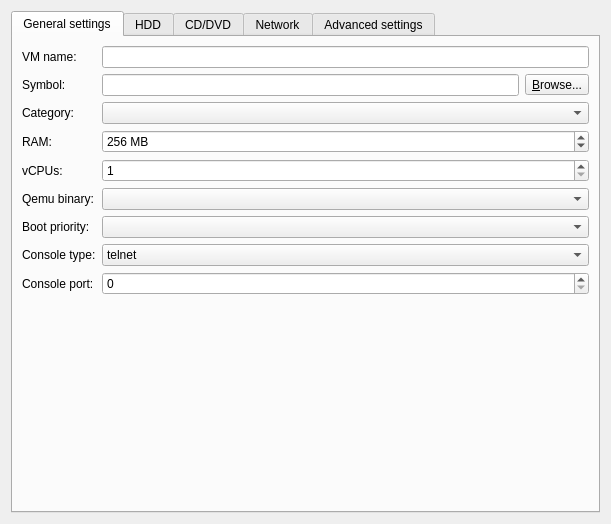
Qt form gns3/modules/qemu/ui/qemu_vm_configuration_page.ui (GNS3/gns3-gui) before a commit.
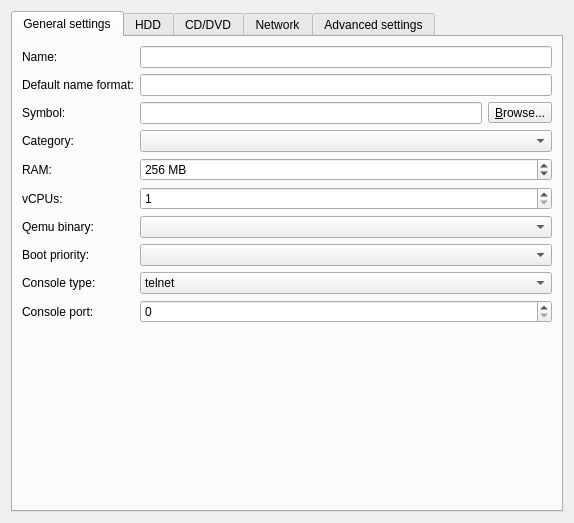
The same form after that commit.

Commit message: User configurable default name format for VMware and VirtualBox. Ref #748

The edit to the form file:
```diff
--- a/gns3/modules/qemu/ui/qemu_vm_configuration_page.ui
+++ b/gns3/modules/qemu/ui/qemu_vm_configuration_page.ui
@@ -6,8 +6,8 @@
    <rect>
     <x>0</x>
     <y>0</y>
-    <width>611</width>
-    <height>524</height>
+    <width>574</width>
+    <height>523</height>
    </rect>
   </property>
   <property name="windowTitle">
@@ -24,24 +24,14 @@
        <string>General settings</string>
       </attribute>
       <layout class="QGridLayout" name="gridLayout_4">
-       <item row="0" column="0">
-        <widget class="QLabel" name="uiNameLabel">
+       <item row="4" column="0">
+        <widget class="QLabel" name="uiRamLabel">
          <property name="text">
-          <string>VM name:</string>
+          <string>RAM:</string>
          </property>
         </widget>
        </item>
-       <item row="0" column="1">
-        <widget class="QLineEdit" name="uiNameLineEdit"/>
-       </item>
-       <item row="1" column="0">
-        <widget class="QLabel" name="uiSymbolLabel">
-         <property name="text">
-          <string>Symbol:</string>
-         </property>
-        </widget>
-       </item>
-       <item row="1" column="1">
+       <item row="2" column="1">
         <layout class="QHBoxLayout" name="horizontalLayout_7">
          <item>
           <widget class="QLineEdit" name="uiSymbolLineEdit"/>
@@ -58,24 +48,10 @@
          </item>
         </layout>
        </item>
-       <item row="2" column="0">
-        <widget class="QLabel" name="uiCategoryLabel">
-         <property name="text">
-          <string>Category:</string>
-         </property>
-        </widget>
-       </item>
-       <item row="2" column="1">
-        <widget class="QComboBox" name="uiCategoryComboBox"/>
-       </item>
-       <item row="3" column="0">
-        <widget class="QLabel" name="uiRamLabel">
-         <property name="text">
-          <string>RAM:</string>
-         </property>
-        </widget>
-       </item>
        <item row="3" column="1">
+        <widget class="QComboBox" name="uiCategoryComboBox"/>
+       </item>
+       <item row="4" column="1">
         <widget class="QSpinBox" name="uiRamSpinBox">
          <property name="suffix">
           <string> MB</string>
@@ -91,31 +67,93 @@
          </property>
         </widget>
        </item>
-       <item row="4" column="0">
-        <widget class="QLabel" name="uiCPULabel">
+       <item row="2" column="0">
+        <widget class="QLabel" name="uiSymbolLabel">
          <property name="text">
-          <string>vCPUs:</string>
+          <string>Symbol:</string>
          </property>
         </widget>
        </item>
-       <item row="4" column="1">
-        <widget class="QSpinBox" name="uiCPUSpinBox">
-         <property name="minimum">
-          <number>1</number>
+       <item row="0" column="1">
+        <widget class="QLineEdit" name="uiNameLineEdit"/>
+       </item>
+       <item row="8" column="1">
+        <widget class="QComboBox" name="uiConsoleTypeComboBox">
+         <item>
+          <property name="text">
+           <string>telnet</string>
+          </property>
+         </item>
+         <item>
+          <property name="text">
+           <string>vnc</string>
+          </property>
+         </item>
+        </widget>
+       </item>
+       <item row="8" column="0">
+        <widget class="QLabel" name="uiConsoleTypeLabel">
+         <property name="text">
+          <string>Console type:</string>
          </property>
-         <property name="maximum">
-          <number>255</number>
+        </widget>
+       </item>
+       <item row="7" column="0">
+        <widget class="QLabel" name="uiBootPriorityLabel">
+         <property name="text">
+          <string>Boot priority:</string>
          </property>
         </widget>
        </item>
-       <item row="5" column="0">
+       <item row="6" column="0">
         <widget class="QLabel" name="uiQemuListLabel">
          <property name="text">
           <string>Qemu binary:</string>
          </property>
         </widget>
        </item>
+       <item row="9" column="0">
+        <widget class="QLabel" name="uiConsolePortLabel">
+         <property name="text">
+          <string>Console port:</string>
+         </property>
+        </widget>
+       </item>
+       <item row="3" column="0">
+        <widget class="QLabel" name="uiCategoryLabel">
+         <property name="text">
+          <string>Category:</string>
+         </property>
+        </widget>
+       </item>
        <item row="5" column="1">
+        <widget class="QSpinBox" name="uiCPUSpinBox">
+         <property name="minimum">
+          <number>1</number>
+         </property>
+         <property name="maximum">
+          <number>255</number>
+         </property>
+        </widget>
+       </item>
+       <item row="9" column="1">
+        <widget class="QSpinBox" name="uiConsolePortSpinBox">
+         <property name="maximum">
+          <number>65535</number>
+         </property>
+        </widget>
+       </item>
+       <item row="7" column="1">
+        <widget class="QComboBox" name="uiBootPriorityComboBox"/>
+       </item>
+       <item row="0" column="0">
+        <widget class="QLabel" name="uiNameLabel">
+         <property name="text">
+          <string>Name:</string>
+         </property>
+        </widget>
+       </item>
+       <item row="6" column="1">
         <widget class="QComboBox" name="uiQemuListComboBox">
          <property name="sizePolicy">
           <sizepolicy hsizetype="Expanding" vsizetype="Fixed">
@@ -125,45 +163,7 @@
          </property>
         </widget>
        </item>
-       <item row="6" column="0">
-        <widget class="QLabel" name="uiBootPriorityLabel">
-         <property name="text">
-          <string>Boot priority:</string>
-         </property>
-        </widget>
-       </item>
-       <item row="6" column="1">
-        <widget class="QComboBox" name="uiBootPriorityComboBox"/>
-       </item>
-       <item row="7" column="0">
-        <widget class="QLabel" name="uiConsoleTypeLabel">
-         <property name="text">
-          <string>Console type:</string>
-         </property>
-        </widget>
-       </item>
-       <item row="7" column="1">
-        <widget class="QComboBox" name="uiConsoleTypeComboBox">
-         <item>
-          <property name="text">
-           <string>telnet</string>
-          </property>
-         </item>
-         <item>
-          <property name="text">
-           <string>vnc</string>
-          </property>
-         </item>
-        </widget>
-       </item>
-       <item row="8" column="0">
-        <widget class="QLabel" name="uiConsolePortLabel">
-         <property name="text">
-          <string>Console port:</string>
-         </property>
-        </widget>
-       </item>
-       <item row="9" column="1">
+       <item row="10" column="1">
         <spacer name="spacer">
          <property name="orientation">
           <enum>Qt::Vertical</enum>
@@ -176,13 +176,23 @@
          </property>
         </spacer>
        </item>
-       <item row="8" column="1">
-        <widget class="QSpinBox" name="uiConsolePortSpinBox">
-         <property name="maximum">
-          <number>65535</number>
+       <item row="5" column="0">
+        <widget class="QLabel" name="uiCPULabel">
+         <property name="text">
+          <string>vCPUs:</string>
          </property>
         </widget>
        </item>
+       <item row="1" column="0">
+        <widget class="QLabel" name="uiDefaultNameFormatLabel">
+         <property name="text">
+          <string>Default name format:</string>
+         </property>
+        </widget>
+       </item>
+       <item row="1" column="1">
+        <widget class="QLineEdit" name="uiDefaultNameFormatLineEdit"/>
+       </item>
       </layout>
      </widget>
      <widget class="QWidget" name="uiHddTab">
```
The commit also changes 20 other files.
